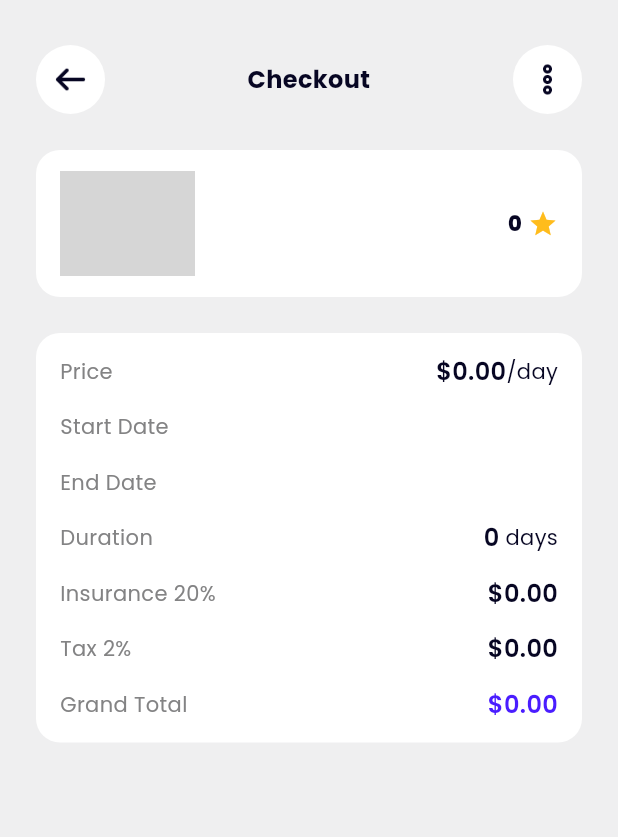
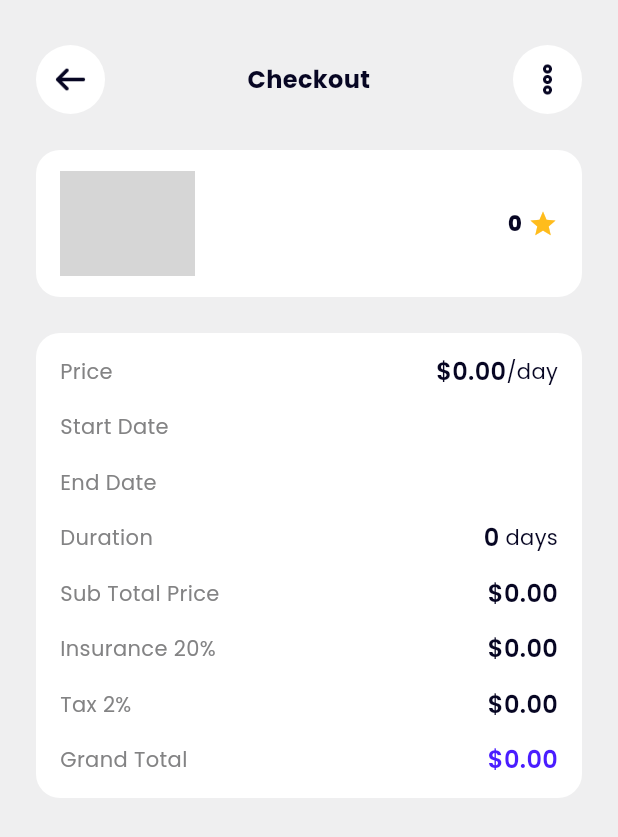
Before and after one commit to MuhamadZafarSyah/Flutter-Motobike, a Flutter app: the CheckoutPage screen opened directly with empty values, on a phone screen of 412 x 824 dp. Shown: the top 837 px of the screen. Run offline on Flutter 3.47's test engine with Material 3 defaults, Android fonts, the phone set to English and light mode, and no system bars; drawn by our look-alikes of extended_image; our stand-ins replace cloud_firestore, dotted_line, firebase_auth, firebase_core, flutter_rating_bar, fluttertoast and 3 more; missing offline and left inert: cloudinary_flutter, cloudinary_url_gen, d_session; accounts and stored records are empty; network calls fail; grey boxes are pictures that could not be loaded.

Commit message:
Add sub total price display in CheckoutPage details

```diff
--- a/lib/pages/checkout_page.dart
+++ b/lib/pages/checkout_page.dart
@@ -90,6 +90,7 @@ class _CheckoutPageState extends State<CheckoutPage> {
           buildItemDetail('Start Date', widget.startDate, ''),
           buildItemDetail('End Date', widget.endDate, ''),
           buildItemDetail('Duration', '$totalDurationDays', ' days'),
+          buildItemDetail('Sub Total Price', _currency(subTotal), ''),
           buildItemDetail('Insurance 20%', _currency(insurance), ''),
           buildItemDetail('Tax 2%', _currency(tax), ''),
           buildItemDetail(
```
